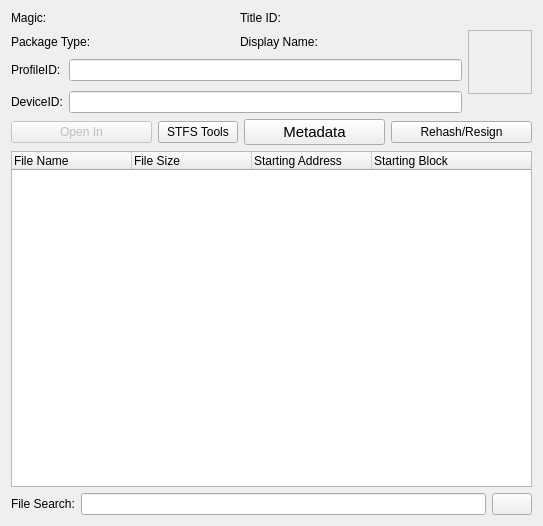
Qt form Velocity/packageviewer.ui (hetelek/Velocity) before a commit.
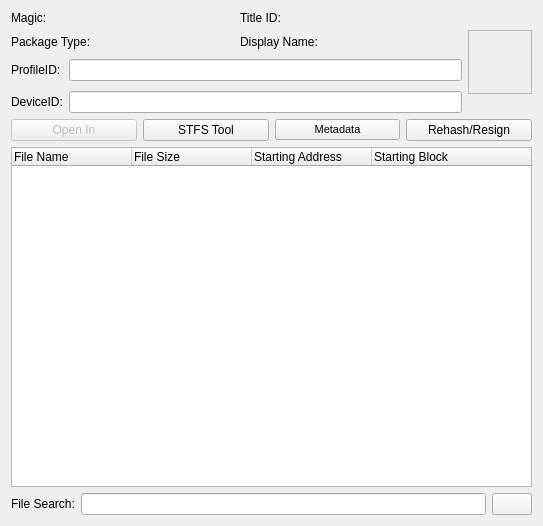
The same form after that commit. Icons and pictures are not drawn.

Commit message: fixed bug with 'open in' button

Diff of the .ui file:
```diff
--- a/Velocity/packageviewer.ui
+++ b/Velocity/packageviewer.ui
@@ -129,7 +129,7 @@
     </layout>
    </item>
    <item>
-    <layout class="QHBoxLayout" name="horizontalLayout" stretch="2,1,2,2">
+    <layout class="QHBoxLayout" name="horizontalLayout" stretch="1,1,1,1">
      <item>
       <widget class="QPushButton" name="btnOpenIn">
        <property name="enabled">
@@ -153,7 +153,7 @@
      <item>
       <widget class="QPushButton" name="btnStfsTools">
        <property name="text">
-        <string>STFS Tools</string>
+        <string>STFS Tool</string>
        </property>
        <property name="icon">
         <iconset resource="Resources.qrc">
@@ -165,7 +165,7 @@
       <widget class="QPushButton" name="btnViewAll">
        <property name="font">
         <font>
-         <pointsize>11</pointsize>
+         <pointsize>8</pointsize>
         </font>
        </property>
        <property name="text">
```
Left out of the diff: 2 changed lines with no effect on the pictures. The commit also changes 1 other file.
